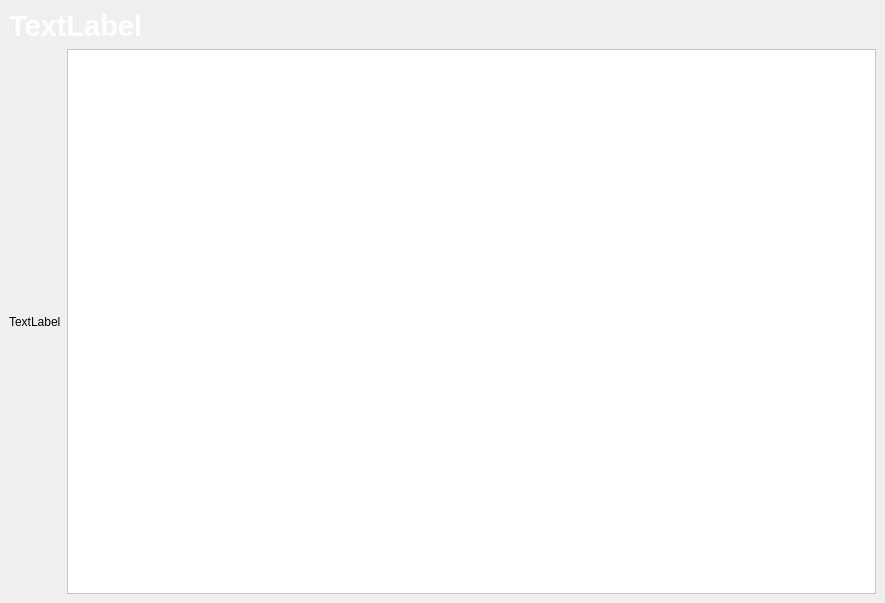
Old version of the form ui/showallintable.ui in the repository engineerfoxy/Notice_board.
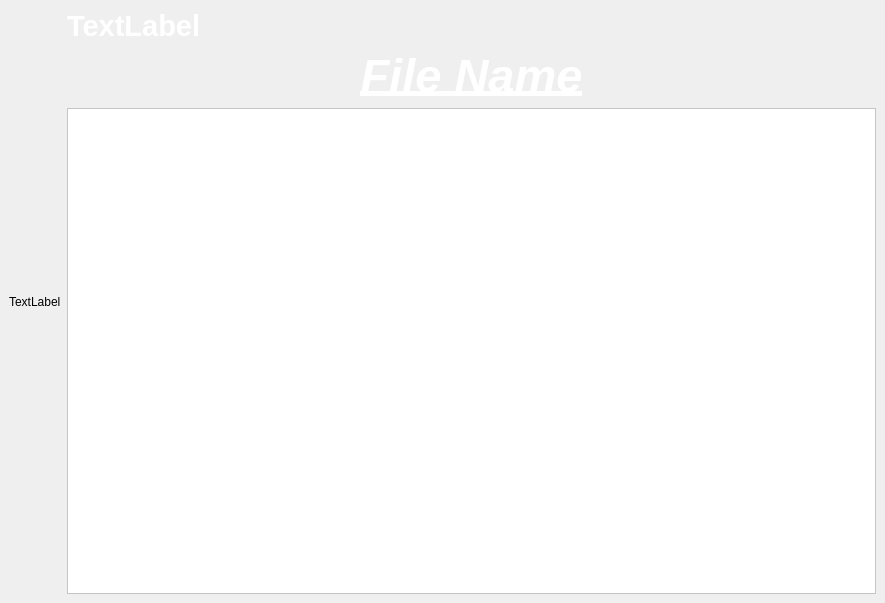
New version of the form. Icons and pictures are not drawn.

Commit message: show all in table class updated and some components and bugs are fixed

```diff
--- a/ui/showallintable.ui
+++ b/ui/showallintable.ui
@@ -18,7 +18,53 @@
   </property>
   <widget class="QWidget" name="centralwidget">
    <layout class="QGridLayout" name="gridLayout">
-    <item row="1" column="1">
+    <property name="sizeConstraint">
+     <enum>QLayout::SizeConstraint::SetDefaultConstraint</enum>
+    </property>
+    <item row="1" column="2">
+     <layout class="QVBoxLayout" name="verticalLayout">
+      <item>
+       <widget class="QLabel" name="banner">
+        <property name="font">
+         <font>
+          <pointsize>22</pointsize>
+          <bold>true</bold>
+         </font>
+        </property>
+        <property name="styleSheet">
+         <string notr="true">color: White;
+background:none;</string>
+        </property>
+        <property name="text">
+         <string>TextLabel</string>
+        </property>
+       </widget>
+      </item>
+      <item>
+       <widget class="QLabel" name="FileName">
+        <property name="font">
+         <font>
+          <pointsize>35</pointsize>
+          <italic>true</italic>
+          <bold>true</bold>
+          <underline>true</underline>
+         </font>
+        </property>
+        <property name="autoFillBackground">
+         <bool>false</bool>
+        </property>
+        <property name="styleSheet">
+         <string notr="true">color: rgb(255, 255, 255);</string>
+        </property>
+        <property name="text">
+         <string>File Name</string>
+        </property>
+        <property name="alignment">
+         <set>Qt::AlignmentFlag::AlignCenter</set>
+        </property>
+       </widget>
+      </item>
+      <item>
      <widget class="QTableView" name="ExcelTable">
       <property name="font">
        <font>
@@ -31,6 +77,8 @@
       </property>
      </widget>
     </item>
+     </layout>
+    </item>
     <item row="1" column="0">
      <widget class="QLabel" name="image">
       <property name="styleSheet">
@@ -41,23 +89,6 @@
       </property>
      </widget>
     </item>
-    <item row="0" column="0" colspan="2">
-     <widget class="QLabel" name="banner">
-      <property name="font">
-       <font>
-        <pointsize>22</pointsize>
-        <bold>true</bold>
-       </font>
-      </property>
-      <property name="styleSheet">
-       <string notr="true">color: White;
-background:none;</string>
-      </property>
-      <property name="text">
-       <string>TextLabel</string>
-      </property>
-     </widget>
-    </item>
    </layout>
   </widget>
  </widget>
```
Lines whose indentation alone changed are shown as unchanged. The commit also changes 39 other files.
